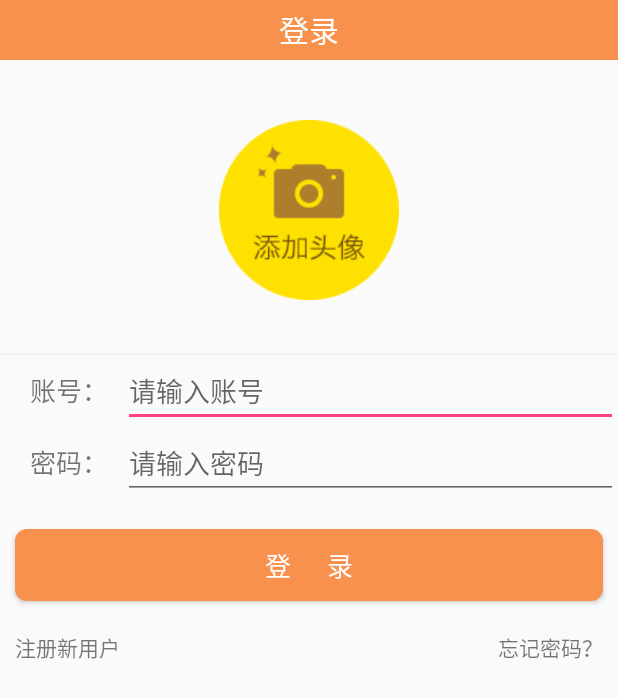
After one commit to easygo1/yutai, an Android app: the LoginActivity screen opened directly, with no data from a screen before it, on a phone screen of 412 x 824 dp. The commit adds this screen. Shown: the top 698 px of the screen. Run offline under Robolectric (Android 15) with nearby library versions, the phone set to English and light mode, and no system bars; Roboto replaces fonts that are not available here.

Commit message:
加登录

```diff
--- a/AudioManager/app/src/main/AndroidManifest.xml
+++ b/AudioManager/app/src/main/AndroidManifest.xml
@@ -3,6 +3,7 @@
           package="com.yutai.audio">
 
     <uses-permission android:name="android.permission.INTERNET"/>
+
     <application
         android:allowBackup="true"
         android:icon="@mipmap/ic_launcher"
@@ -16,7 +17,7 @@
                 <category android:name="android.intent.category.LAUNCHER"/>
             </intent-filter>
         </activity>
-        <activity android:name=".view.activity.TestActivity">
+        <activity android:name=".view.activity.LoginActivity">
         </activity>
     </application>
 
--- /dev/null
+++ b/AudioManager/app/src/main/java/com/yutai/audio/view/activity/LoginActivity.java
@@ -0,0 +1,87 @@
+package com.yutai.audio.view.activity;
+
+import android.support.v7.app.AppCompatActivity;
+import android.os.Bundle;
+import android.view.View;
+import android.widget.Button;
+import android.widget.EditText;
+import android.widget.TextView;
+
+import com.yutai.audio.R;
+import com.yutai.audio.view.iview.ILoginView;
+
+public class LoginActivity extends AppCompatActivity implements ILoginView,View.OnClickListener{
+    private EditText loginUserphone;
+    private EditText loginUserpassword;
+    private TextView loginUserregister;
+    private TextView loginForgetpassword;
+    private Button loginBtn;
+    @Override
+    protected void onCreate(Bundle savedInstanceState) {
+        super.onCreate(savedInstanceState);
+        setContentView(R.layout.activity_login);
+        initViews();
+        addListeners();
+    }
+
+    private void addListeners() {
+        loginBtn.setOnClickListener(this);
+        loginUserregister.setOnClickListener(this);
+        loginForgetpassword.setOnClickListener(this);
+    }
+
+    private void initViews() {
+        loginUserphone = (EditText) findViewById(R.id.login_userphone);
+        loginUserpassword = (EditText) findViewById(R.id.login_userpassword);
+        loginUserregister = (TextView) findViewById(R.id.login_userregister);
+        loginForgetpassword = (TextView) findViewById(R.id.login_forgetpassword);
+        loginBtn = (Button) findViewById(R.id.login_btn);
+
+    }
+    @Override
+    public void onClick(View v) {
+        int id = v.getId();
+        switch (id){
+            case R.id.login_btn:
+                //点击了登录按钮
+                break;
+            case R.id.login_userregister:
+                //点击了注册
+                break;
+            case R.id.login_forgetpassword:
+                //点击了忘记密码
+                break;
+        }
+    }
+    @Override
+    public String getUserphone() {
+        return loginUserphone.getText().toString();
+    }
+
+    @Override
+    public String getPassword() {
+        return loginUserpassword.getText().toString();
+    }
+
+    @Override
+    public void showLoading() {
+
+    }
+
+    @Override
+    public void hideLoading() {
+
+    }
+
+    @Override
+    public void toMainActivity() {
+
+    }
+
+    @Override
+    public void showFailedError() {
+
+    }
+
+
+}
--- /dev/null
+++ b/AudioManager/app/src/main/java/com/yutai/audio/view/iview/ILoginView.java
@@ -0,0 +1,13 @@
+package com.yutai.audio.view.iview;
+
+/**
+ * Created by 崔凯 on 2016/7/16.
+ */
+public interface ILoginView {
+    String getUserphone();
+    String getPassword();
+    void showLoading();
+    void hideLoading();
+    void toMainActivity();
+    void showFailedError();
+}
--- /dev/null
+++ b/AudioManager/app/src/main/res/drawable/mybutton_noline.xml
@@ -0,0 +1,11 @@
+<?xml version="1.0" encoding="utf-8"?>
+<shape xmlns:android="http://schemas.android.com/apk/res/android">
+    <solid android:color="#f8914e" />
+    <stroke
+        android:width="0dp"
+        android:color="#000" />
+    <corners android:topLeftRadius="8dp"
+             android:topRightRadius="8dp"
+             android:bottomRightRadius="8dp"
+             android:bottomLeftRadius="8dp"/>
+</shape>
--- /dev/null
+++ b/AudioManager/app/src/main/res/layout/activity_login.xml
@@ -0,0 +1,93 @@
+<?xml version="1.0" encoding="utf-8"?>
+<LinearLayout
+    xmlns:android="http://schemas.android.com/apk/res/android"
+    xmlns:tools="http://schemas.android.com/tools"
+    android:layout_width="match_parent"
+    android:layout_height="match_parent"
+    android:orientation="vertical"
+    tools:context="com.yutai.audio.view.activity.LoginActivity">
+    <TextView
+        android:layout_width="match_parent"
+        android:layout_height="40dp"
+        android:background="@color/login_top_color"
+        android:gravity="center"
+        android:textSize="20dp"
+        android:textColor="@color/login_white"
+        android:text="登录"/>
+    <ImageView
+        android:layout_width="match_parent"
+        android:layout_height="120dp"
+        android:layout_marginBottom="15dp"
+        android:layout_marginTop="40dp"
+        android:src="@drawable/paizhao"/>
+    <TextView
+        android:layout_width="match_parent"
+        android:layout_height="1dp"
+        android:layout_marginTop="20dp"
+        android:background="@color/me_center_background"/>
+    <LinearLayout
+        android:layout_width="match_parent"
+        android:layout_height="wrap_content"
+        android:orientation="horizontal">
+        <TextView
+            android:layout_width="wrap_content"
+            android:layout_height="wrap_content"
+            android:layout_marginLeft="20dp"
+            android:textSize="17sp"
+            android:text="账号："/>
+        <EditText
+            android:id="@+id/login_userphone"
+            android:layout_width="match_parent"
+            android:layout_height="wrap_content"
+            android:layout_marginLeft="10dp"
+            android:hint="请输入账号"/>
+    </LinearLayout>
+    <LinearLayout
+        android:layout_width="match_parent"
+        android:layout_height="wrap_content"
+        android:orientation="horizontal">
+        <TextView
+            android:layout_width="wrap_content"
+            android:layout_height="wrap_content"
+            android:layout_marginLeft="20dp"
+            android:textSize="17sp"
+            android:text="密码："/>
+        <EditText
+            android:id="@+id/login_userpassword"
+            android:layout_width="match_parent"
+            android:layout_height="wrap_content"
+            android:layout_marginLeft="10dp"
+            android:hint="请输入密码"/>
+    </LinearLayout>
+    <!--登录按钮-->
+    <Button
+        android:id="@+id/login_btn"
+        android:layout_width="match_parent"
+        android:layout_height="wrap_content"
+        android:layout_marginBottom="20dp"
+        android:layout_marginTop="20dp"
+        android:layout_marginLeft="10dp"
+        android:layout_marginRight="10dp"
+        android:background="@drawable/mybutton_noline"
+        android:onClick="login"
+        android:textColor="@color/login_white"
+        android:text="登      录"
+        android:textSize="17sp"/>
+    <RelativeLayout
+        android:layout_width="match_parent"
+        android:layout_height="wrap_content">
+        <TextView
+            android:id="@+id/login_userregister"
+            android:layout_width="wrap_content"
+            android:layout_height="wrap_content"
+            android:layout_marginLeft="10dp"
+            android:text="注册新用户"/>
+        <TextView
+            android:id="@+id/login_forgetpassword"
+            android:layout_width="wrap_content"
+            android:layout_height="wrap_content"
+            android:layout_alignParentRight="true"
+            android:layout_marginRight="10dp"
+            android:text="忘记密码？"/>
+    </RelativeLayout>
+</LinearLayout>
--- a/AudioManager/app/src/main/res/values/colors.xml
+++ b/AudioManager/app/src/main/res/values/colors.xml
@@ -11,4 +11,7 @@
     <color name="me_top_background">#45797979</color>
     <color name="me_center_background">#45d7d7d7</color>
     <color name="me_text_color">#faf70414</color>
+    <color name="me_text_black">#fa000000</color>
+    <color name="login_top_color">#f8914e</color>
+    <color name="login_white">#ffffff</color>
 </resources>
```
Also changed, not shown: AudioManager/app/src/main/java/com/yutai/audio/view/activity/TestActivity.java (deleted, +0 -25 lines), AudioManager/app/src/main/java/com/yutai/audio/view/adapter/MeFragmentAdapter.java (added, +28 -0 lines), AudioManager/app/src/main/java/com/yutai/audio/view/adapter/MeLocalAudioAdapter.java (added, +73 -0 lines), AudioManager/app/src/main/java/com/yutai/audio/view/fragment/MeFragment.java (+127 -11 lines), AudioManager/app/src/main/java/com/yutai/audio/view/fragment/MeLocalAudioFragment.java (added, +73 -0 lines), AudioManager/app/src/main/java/com/yutai/audio/view/fragment/MeLocalVideoFragment.java (added, +54 -0 lines), AudioManager/app/src/main/res/layout/activity_test.xml (deleted, +0 -18 lines), AudioManager/app/src/main/res/layout/fragment_me.xml (+9 -4 lines), AudioManager/app/src/main/res/layout/fragment_me_middle.xml (+5 -5 lines), AudioManager/app/src/main/res/layout/me_localaudio_list_item.xml (+6 -3 lines), AudioManager/app/src/main/res/layout/me_localvideo.xml (added, +10 -0 lines), AudioManager/app/src/main/res/drawable/paizhao.png (added), AudioManager/app/src/main/res/layout/me_localaudio.xml (renamed from AudioManager/app/src/main/res/layout/me_localaudio_listview.xml).
